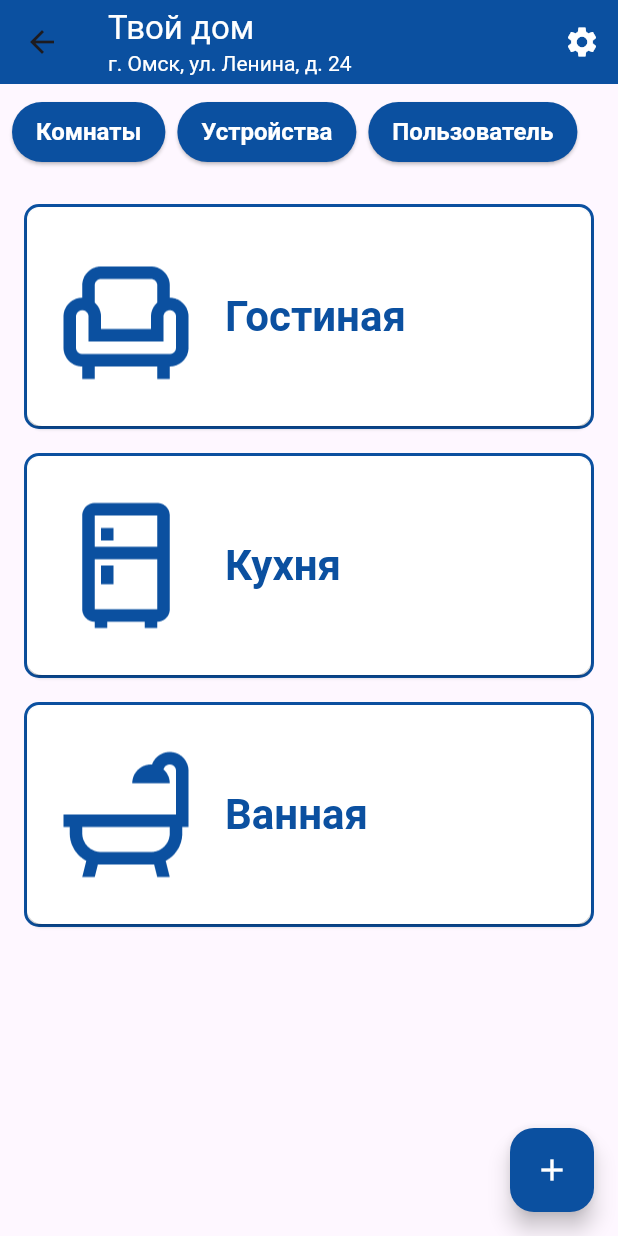
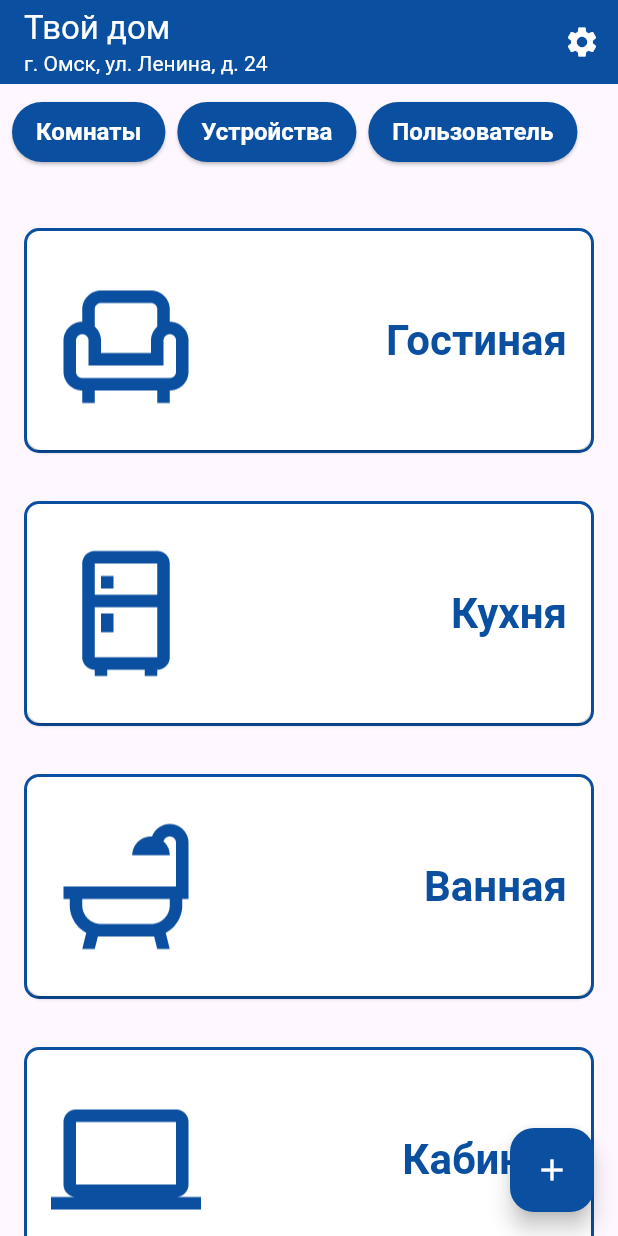
Before and after one commit to San3ch3g/smart-house, a Flutter app: the MainRoomScreen screen opened directly, on a phone screen of 412 x 824 dp. Run offline on Flutter 3.47's test engine with Material 3 defaults, Android fonts, the phone set to English and light mode, and no system bars.

Commit message:
main-room-update

```diff
--- a/lib/main.dart
+++ b/lib/main.dart
@@ -29,7 +29,7 @@ class MyApp extends StatelessWidget {
         colorScheme: ColorScheme.fromSeed(seedColor: Colors.deepPurple),
         useMaterial3: true,
       ),
-      home: AddUserScreen() ,
+      home: MainRoomScreen() ,
     );
   }
 }
--- a/lib/screens/main_room_screen.dart
+++ b/lib/screens/main_room_screen.dart
@@ -1,6 +1,20 @@
 import 'package:flutter/material.dart';
 
-class MainRoomScreen extends StatelessWidget {
+class MainRoomScreen extends StatefulWidget {
+  @override
+  _MainRoomScreenState createState() => _MainRoomScreenState();
+}
+
+class _MainRoomScreenState extends State<MainRoomScreen> {
+  final Map<String, String> _roomImages = {
+    'Гостиная': 'assets/living_room_type_image.png',
+    'Кухня': 'assets/kitchen_type_image.png',
+    'Ванная': 'assets/bathroom_type_image.png',
+    'Кабинет': 'assets/cabinet_type_image.png',
+    'Спальня': 'assets/bedroom_type_image.png',
+    'Зал': 'assets/hall_type_image.png',
+  };
+
   @override
   Widget build(BuildContext context) {
     return Scaffold(
@@ -49,13 +63,12 @@ class MainRoomScreen extends StatelessWidget {
           Expanded(
             child: ListView(
               padding: const EdgeInsets.all(16.0),
-              children: <Widget>[
-                _buildRoomButton('Гостиная', 'assets/living_room_image.png'),
-                SizedBox(height: 16.0),
-                _buildRoomButton('Кухня', 'assets/kitchen_image.png'),
-                SizedBox(height: 16.0),
-                _buildRoomButton('Ванная', 'assets/bathroom_image.png'),
-              ],
+              children: _roomImages.keys.map((roomName) {
+                return Padding(
+                  padding: const EdgeInsets.symmetric(vertical: 16.0),
+                  child: _buildRoomButton(roomName),
+                );
+              }).toList(),
             ),
           ),
         ],
@@ -89,7 +102,7 @@ class MainRoomScreen extends StatelessWidget {
     );
   }
 
-  Widget _buildRoomButton(String roomName, String imagePath) {
+  Widget _buildRoomButton(String roomName) {
     return Container(
       height: 150.0,
       decoration: BoxDecoration(
@@ -111,14 +124,21 @@ class MainRoomScreen extends StatelessWidget {
           ),
         ),
         child: Row(
+          mainAxisAlignment: MainAxisAlignment.spaceBetween,
           children: <Widget>[
-            Image.asset(
-              imagePath,
-              width: 100.0,
-              height: 100.0,
-              fit: BoxFit.cover,
+            ColorFiltered(
+              colorFilter: ColorFilter.mode(
+                Color(0xFF0B50A0),
+                BlendMode.srcIn,
+              ),
+              child: Image.asset(
+                _roomImages[roomName]!,
+                width: 100.0,
+                height: 100.0,
+                fit: BoxFit.cover,
+              ),
             ),
-            SizedBox(width: 16.0),
+            SizedBox(width: 8.0),
             Text(roomName),
           ],
         ),
```
